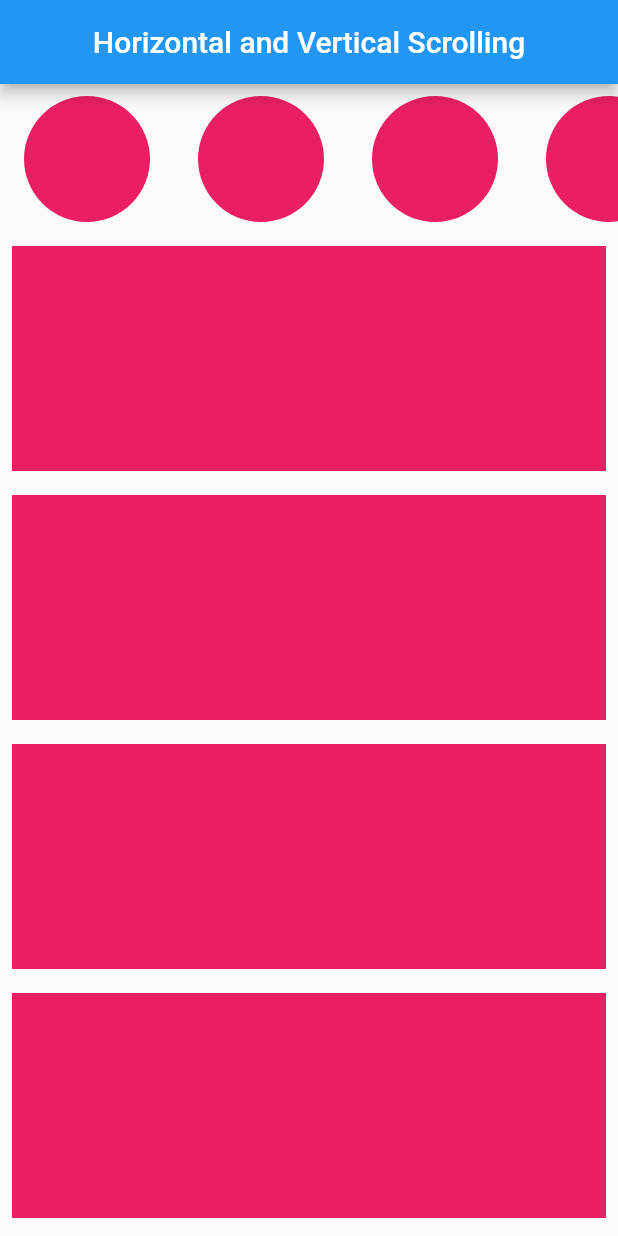
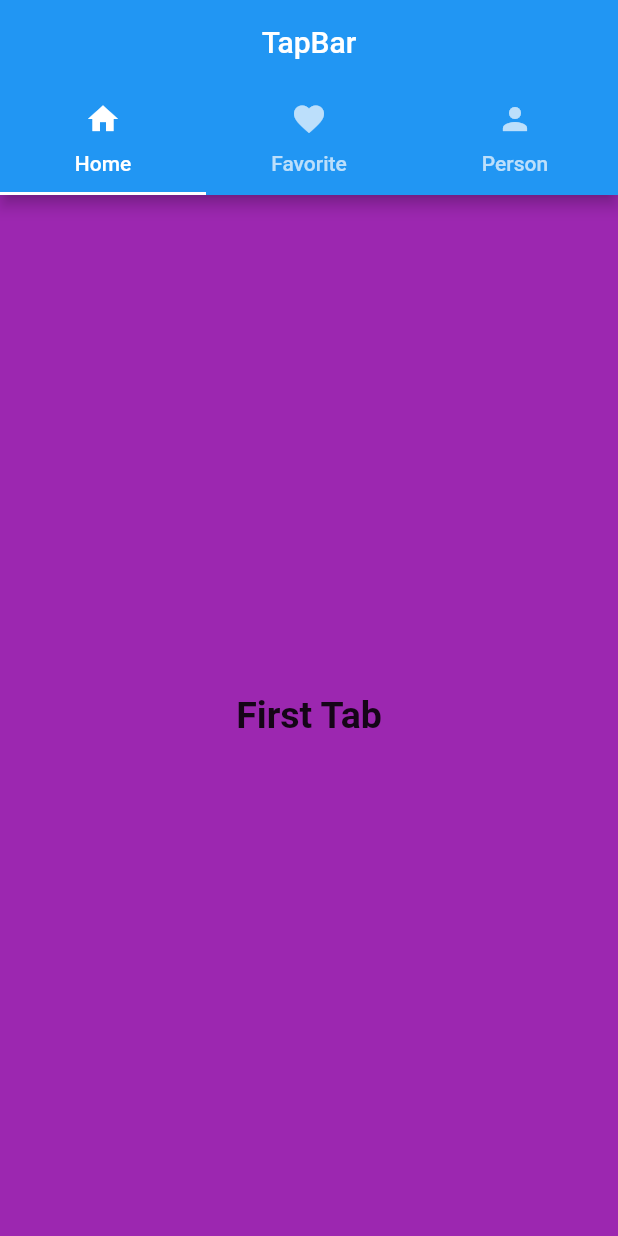
Before and after one commit to Nabinji/flutter_project, a Flutter app: the screen it shows after launch, on a phone screen of 412 x 824 dp. Run offline on Flutter 3.47's test engine with Material 2 defaults, Android fonts, the phone set to English and light mode, and no system bars; our stand-ins replace another_carousel_pro; missing offline and left inert: flutter_bs_ad_calendar.

Commit message:
update code

```diff
--- /dev/null
+++ b/lib/TapBar/first_tab.dart
@@ -0,0 +1,21 @@
+import 'package:flutter/material.dart';
+
+class FirstTab extends StatelessWidget {
+  const FirstTab({super.key});
+
+  @override
+  Widget build(BuildContext context) {
+    return const Scaffold(
+      backgroundColor: Colors.purple,
+      body: Center(
+        child: Text(
+          "First Tab",
+          style: TextStyle(
+            fontSize: 25,
+            fontWeight: FontWeight.bold,
+          ),
+        ),
+      ),
+    );
+  }
+}
--- /dev/null
+++ b/lib/TapBar/tab_bar.dart
@@ -0,0 +1,41 @@
+import 'package:flutter/material.dart';
+import 'package:my_project/TapBar/first_tab.dart';
+import 'package:my_project/TapBar/second_tab.dart';
+import 'package:my_project/TapBar/third_tab.dart';
+
+class MyTabBar extends StatelessWidget {
+  const MyTabBar({super.key});
+
+  @override
+  Widget build(BuildContext context) {
+    return DefaultTabController(
+      // I need 3 tab that's whay i give 3 you have give according to you requirement
+      length: 3,
+      child: Scaffold(
+        appBar: AppBar(
+          centerTitle: true,
+          title: const Text("TapBar"),
+          bottom: const TabBar(tabs: [
+            Tab(
+              text: 'Home',
+              icon: Icon(Icons.home),
+            ),
+            Tab(
+              text: 'Favorite',
+              icon: Icon(Icons.favorite),
+            ),
+            Tab(
+              text: 'Person',
+              icon: Icon(Icons.person),
+            ),
+          ]),
+        ),
+        body: const TabBarView(children: [
+          FirstTab(),
+          SecondTab(),
+          ThirdTabe(),
+        ]),
+      ),
+    );
+  }
+}
--- a/lib/main.dart
+++ b/lib/main.dart
@@ -1,11 +1,12 @@
 import 'package:flutter/material.dart';
+import 'package:my_project/TapBar/tab_bar.dart';
 // import 'package:my_project/switch_button.dart';
 // import 'package:my_project/table.dart';
 // import 'package:my_project/radio_button.dart';
 // import 'check_box.dart';
 // import 'image_slider.dart';
 // import 'new_calender.dart';
-import 'hoirzontal_vertical.dart';
+// import 'hoirzontal_vertical.dart';
 
 void main() {
   runApp(const MyApp());
@@ -16,9 +17,9 @@ class MyApp extends StatelessWidget {
 
   @override
   Widget build(BuildContext context) {
-    return const MaterialApp(
-      debugShowCheckedModeBanner: false,
-      home: HoriontalVerticleScrolling(),
+    return const MaterialApp(debugShowCheckedModeBanner: false, home: MyTabBar()
+
+        // HoriontalVerticleScrolling(),
         // TableInFlutter(),
         // SwitchButton(),
         // ImageSliders(),
```
Also changed, not shown: lib/TapBar/second_tab.dart (added, +21 -0 lines), lib/TapBar/third_tab.dart (added, +21 -0 lines). Lines whose indentation alone changed are shown as unchanged.
